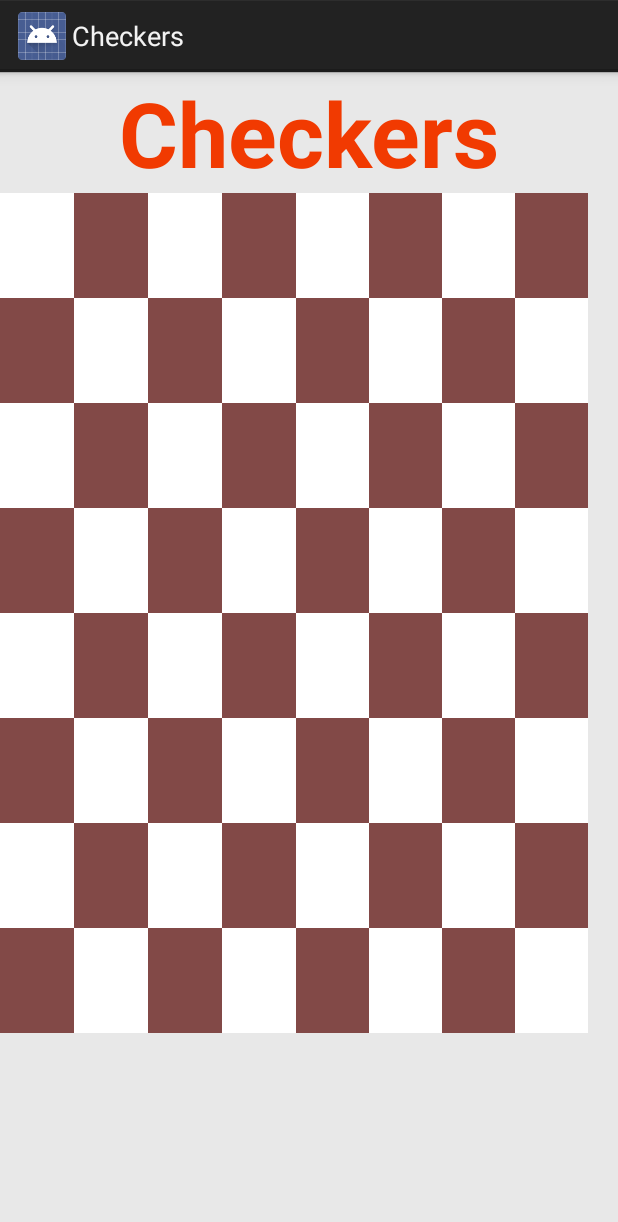
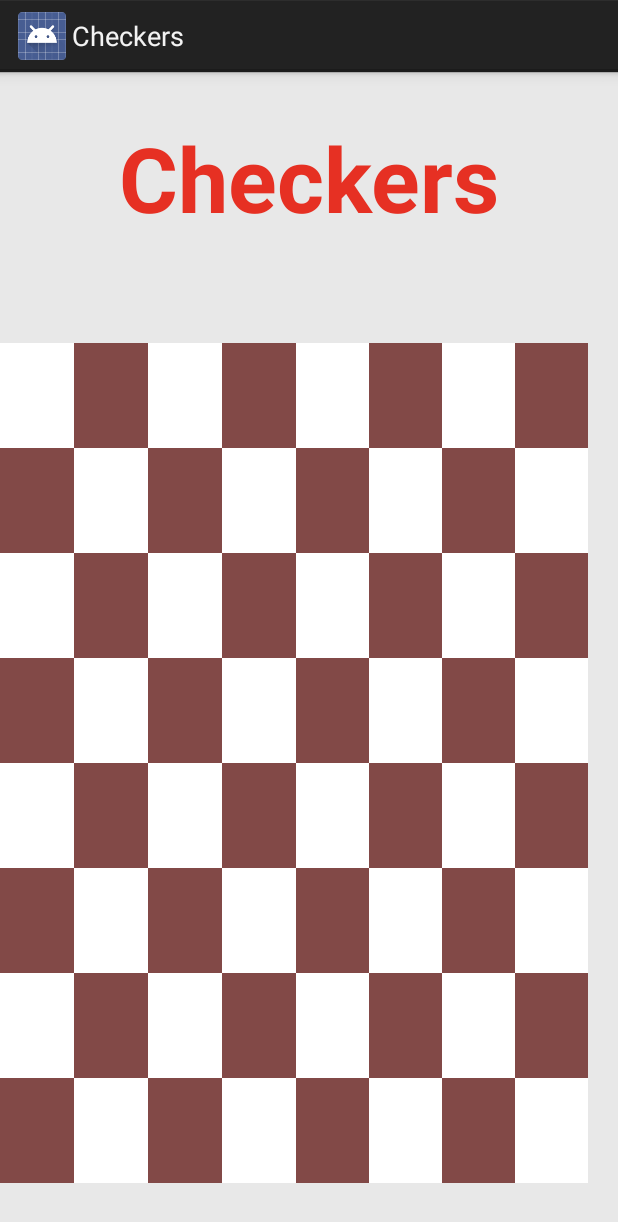
Before and after one commit to ananda23-cs/Checkers, an Android app: the layout checkers_main.xml on its own in the app's theme, with its tools: preview values and no code run, on a phone screen of 412 x 824 dp. Shown: the top 1222 px of the screen. Run offline under Robolectric (Android 15) with nearby library versions, the phone set to English and light mode, and no system bars.

Commit message:
Updated checkers_main.xml

```diff
--- a/app/src/main/res/layout/checkers_main.xml
+++ b/app/src/main/res/layout/checkers_main.xml
@@ -17,12 +17,19 @@
             android:id="@+id/textView"
             android:layout_width="match_parent"
             android:layout_height="wrap_content"
+            android:layout_weight="0"
             android:gravity="center"
             android:text="@string/app_name"
             android:textAlignment="center"
-            android:textColor="#F13A01"
+            android:textColor="#E63023"
             android:textSize="60sp"
-            android:textStyle="bold" />
+            android:textStyle="bold"
+            android:translationY="30sp" />
+
+        <Space
+            android:layout_width="match_parent"
+            android:layout_height="100dp"
+            android:layout_weight="0" />
 
         <LinearLayout
             android:layout_width="match_parent"
@@ -689,7 +696,7 @@
             <Space
                 android:layout_width="wrap_content"
                 android:layout_height="match_parent"
-                android:layout_weight="1" />
+                android:layout_weight="0.7" />
 
         </LinearLayout>
 
@@ -698,7 +705,7 @@
             android:layout_width="match_parent"
             android:layout_height="wrap_content"
             android:textAlignment="center"
-            android:textSize="14sp" />
+            android:textSize="20sp" />
 
 
     </LinearLayout>
```
